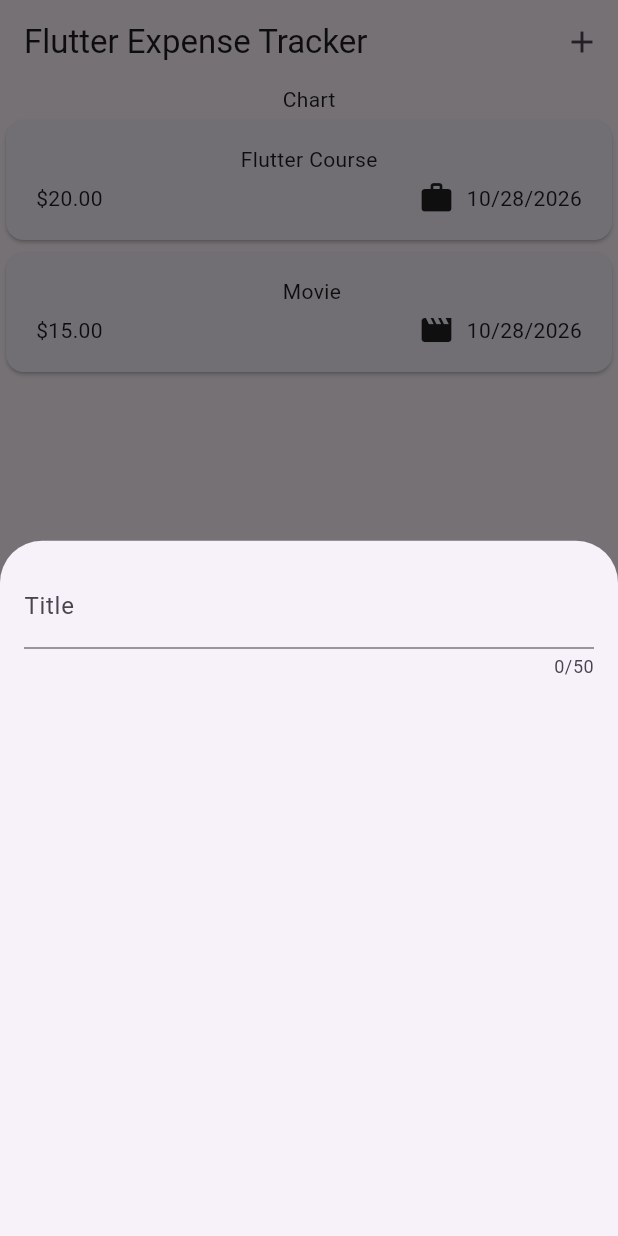
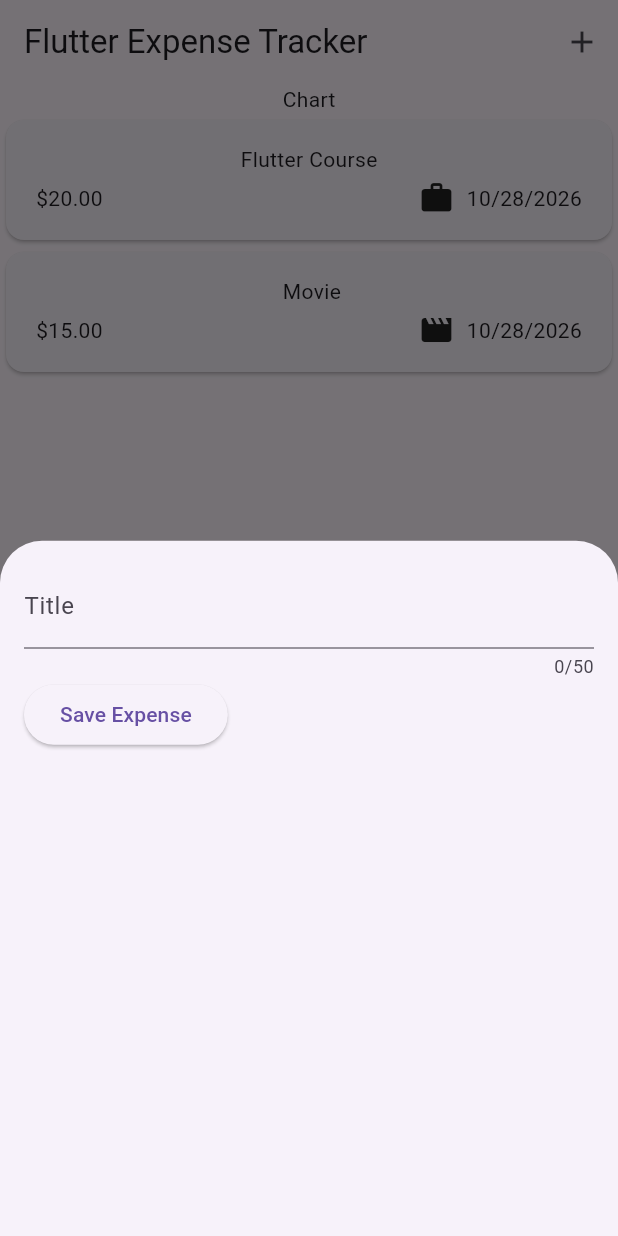
Before and after one commit to bibek698/expense_tracker, a Flutter app: the screen it shows after launch, after a tap on the "add" icon, on a phone screen of 412 x 824 dp. Run offline on Flutter 3.47's test engine with Material 3 defaults, Android fonts, the phone set to English and light mode, and no system bars.

Commit message:
added submit button

```diff
--- a/lib/widgets/expenses_list/new_expense.dart
+++ b/lib/widgets/expenses_list/new_expense.dart
@@ -11,6 +11,12 @@ class NewExpense extends StatefulWidget {
 }
 
 class _NewExpenseState extends State<NewExpense>{
+  var _enteredTitle = '';
+  void _saveTitleInput(String inputValue){
+    _enteredTitle = inputValue;
+  }
+
+
   @override
   Widget build(BuildContext context) {
     return Padding(
@@ -18,10 +24,18 @@ class _NewExpenseState extends State<NewExpense>{
       child: Column(
         children: [
           TextField(
+            onChanged: _saveTitleInput,
             maxLength: 50,
             decoration: InputDecoration(
               label: Text('Title'),
             ),
+          ),
+          Row(
+            children: [
+              ElevatedButton(onPressed: (){
+                print(_enteredTitle);
+              }, child: Text('Save Expense'),),
+            ],
           ),
         ],
       ),
```
